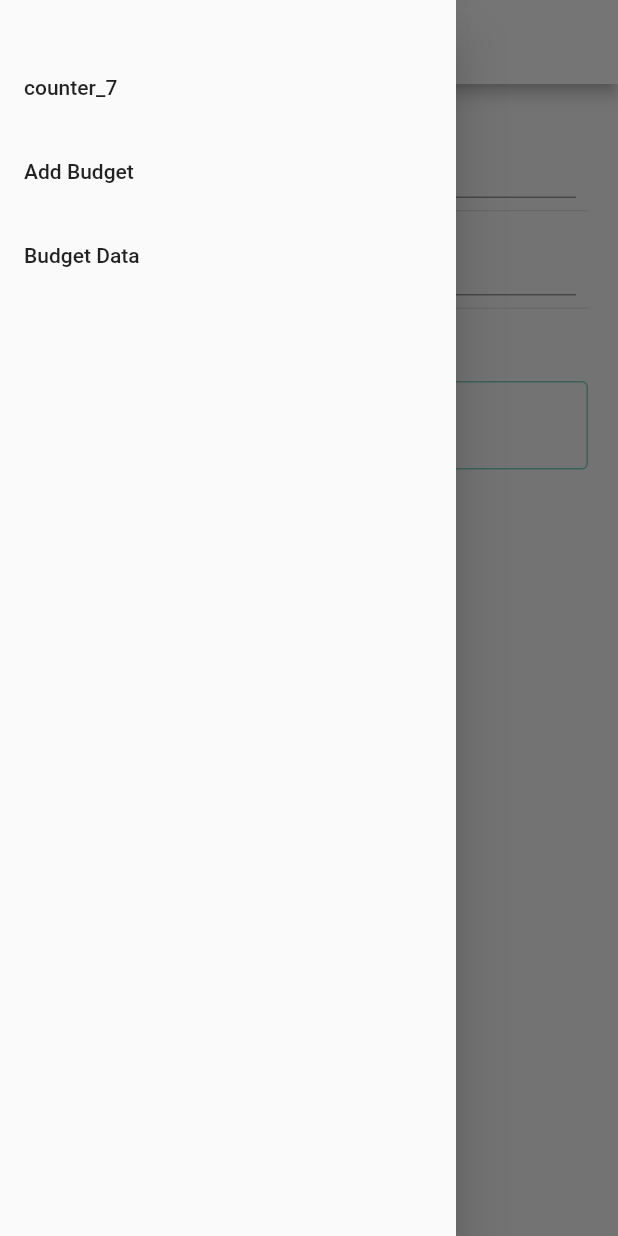
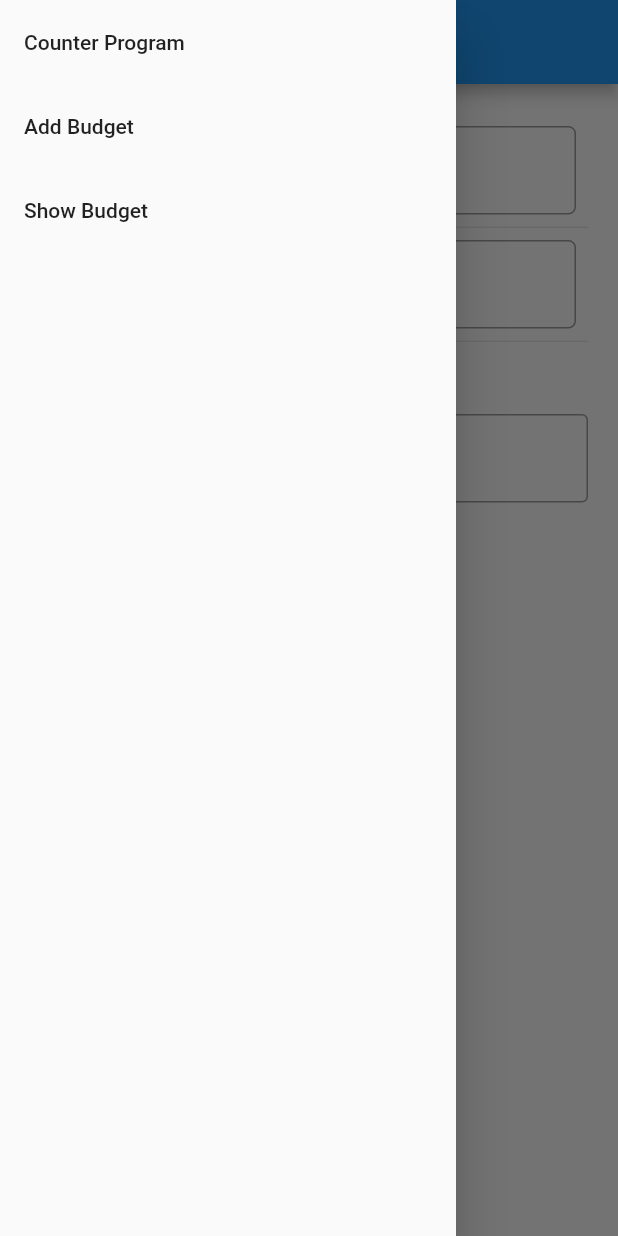
Before and after one commit to nicolasananda/pbp-flutter-lab, a Flutter app: the AddBudgetPage screen opened directly, with the side drawer open, on a phone screen of 412 x 824 dp. Run offline on Flutter 3.47's test engine with Material 2 defaults, Android fonts, the phone set to English and light mode, and no system bars; our stand-ins replace date_field; missing offline and left inert: dart:html.

Commit message:
Assignment 8

```diff
--- a/lib/add_budget.dart
+++ b/lib/Form.dart
@@ -4,9 +4,7 @@ import 'package:flutter/material.dart';
 import 'package:date_field/date_field.dart';
 import 'package:intl/intl.dart';
 import 'package:counter_7/drawer.dart';
-
-// import 'package:syncfusion_flutter_datepicker/datepicker.dart';
-
+import 'package:counter_7/showdata.dart';
 import 'main.dart';
 
 class AddBudgetPage extends StatefulWidget {
@@ -20,7 +18,7 @@ class AddBudgetPage extends StatefulWidget {
 class _AddBudgetPageState extends State<AddBudgetPage> {
   static final List<List<Object>> list = [];
   final _formKey = GlobalKey<FormState>();
-  String jenis = 'Income';
+  String type = 'Income';
   String title = '';
   int amount = 0;
   DateTime datetime = DateTime.now();
@@ -30,7 +28,7 @@ class _AddBudgetPageState extends State<AddBudgetPage> {
   TextEditingController dateInputController = TextEditingController();
 
 
-  List<String> listJenis = ['Income', 'Expenses'];
+  List<String> listType = ['Income', 'Expenses'];
   List<Object> listForm = [];
 
   List<List<Object>> _getList(){
@@ -44,10 +42,9 @@ class _AddBudgetPageState extends State<AddBudgetPage> {
     return Scaffold(
       appBar: AppBar(
         iconTheme: IconThemeData(color: Colors.black),
-        backgroundColor: Colors.white,
+        backgroundColor: Colors.blue,
         title: Text('Form', style: TextStyle(
-          fontWeight: FontWeight.w600,
-          fontSize: 22, color: Colors.black54,
+          fontSize: 20, color: Colors.white,
         ),),
       ),
       // Adding drawer menu
@@ -63,9 +60,8 @@ class _AddBudgetPageState extends State<AddBudgetPage> {
                 padding: const EdgeInsets.all(8.0),
                 child: TextFormField(
                   decoration: InputDecoration(
-                    focusedBorder: OutlineInputBorder(
-                      borderSide: const BorderSide(color: Color.fromRGBO(128,212,196,1),),
-
+                    border: OutlineInputBorder(
+                      borderRadius: BorderRadius.circular(5),
                     ),
                     hintText: "Title",
                   ),
@@ -98,10 +94,9 @@ class _AddBudgetPageState extends State<AddBudgetPage> {
                   padding: const EdgeInsets.all(8.0),
                   child: TextFormField(
                     decoration: InputDecoration(
-                      focusedBorder: OutlineInputBorder(
-                        borderSide: const BorderSide(color: Color.fromRGBO(128,212,196,1),),
-
-                      ),
+                      border: OutlineInputBorder(
+                      borderRadius: BorderRadius.circular(5),
+                    ),
                       hintText: "Amount",
                     ),
                     onChanged: (String? value) {
@@ -131,29 +126,21 @@ class _AddBudgetPageState extends State<AddBudgetPage> {
                   height: 1,
                 ),
                 DropdownButton<String>(
-                    value: jenis,
+                    value: type,
                     icon: const Icon(Icons.keyboard_arrow_down),
-                    elevation: 16,
-                    hint: Text(
-                      "Choose Type",
-                      style: TextStyle(
-                      color: Colors.black,
-                      fontSize: 14,
-                      fontWeight: FontWeight.w500),
-                    ),
+                    elevation: 13,
                     underline: Container(
                       height: 2,
-                      color: Colors.white,
+                      color: Colors.brown,
                     ),
-                    items: listJenis.map<DropdownMenuItem<String>>((String value) {
+                    items: listType.map<DropdownMenuItem<String>>((String value) {
                       return DropdownMenuItem<String>(
                         value: value,
                         child: Text(value),
                       );
                     }).toList(), onChanged: (String? value) {
-                  // This is called when the user selects an item.
                   setState(() {
-                    jenis = value!;
+                    type = value!;
                   });
                 },
                 ),
@@ -161,28 +148,13 @@ class _AddBudgetPageState extends State<AddBudgetPage> {
                   decoration: const InputDecoration(
                     hintText: 'Date',
                     border: OutlineInputBorder(
-                        borderSide: BorderSide(color: Color.fromRGBO(128,212,196,1), width: 1)),
-                    focusedBorder: OutlineInputBorder(
-                        borderSide: BorderSide(color: Color.fromRGBO(128,212,196,1), width: 1)),
-                    enabledBorder: OutlineInputBorder(
-                        borderSide: BorderSide(color: Color.fromRGBO(128,212,196,1), width: 1)),
+                        borderSide: BorderSide(color: Color.fromARGB(255, 0, 0, 0), width: 1)),
                   ),
                   controller: dateInputController,
                   readOnly: true,
                   onTap: () async {
                     DateTime? pickedDate = await showDatePicker(
-                        builder: (context, child) {
-                        return Theme(
-                          data: Theme.of(context).copyWith(
-                            colorScheme: ColorScheme.light(
-                              primary: Color.fromRGBO(128,212,196,1), // header background color
-                              onPrimary: Colors.white, // header text color
-                              onSurface: Color.fromRGBO(128,212,196,1), // body text color
-                            ),
-                          ),
-                          child: child!,
-                        );
-                      },
+
                         context: context,
                         initialDate: DateTime.now(),
                         firstDate: DateTime(1950),
@@ -199,16 +171,16 @@ class _AddBudgetPageState extends State<AddBudgetPage> {
                 TextButton(
                   child: const Text(
                     "Save",
-                    style: TextStyle(color: Colors.white),
+                    style: TextStyle(fontSize: 16,color: Colors.white),
                   ),
                   style: ButtonStyle(
-                    backgroundColor: MaterialStateProperty.all(Color.fromRGBO(128,212,196,1)),
+                    backgroundColor: MaterialStateProperty.all(Color.fromARGB(255, 2, 114, 93)),
                   ),
                   onPressed: () {
                     if (_formKey.currentState!.validate()) {
                       listForm.add(title);
                       listForm.add(amount);
-                      listForm.add(jenis);
+                      listForm.add(type);
 
                       listForm.add(dateInputController.text);
                       list.add(listForm);
@@ -233,48 +205,3 @@ class _AddBudgetPageState extends State<AddBudgetPage> {
 
   }
 }
-
-class BudgetDataPage extends StatelessWidget {
-  final list;
-  BudgetDataPage({super.key, @required this.list});
-
-  @override
-  Widget build(BuildContext context){
-    return Scaffold(
-      appBar: AppBar(
-        iconTheme: IconThemeData(color: Colors.black),
-        backgroundColor: Colors.white,
-        title: Text('Budget Data', style: TextStyle(
-          fontWeight: FontWeight.w600,
-          fontSize: 22, color: Colors.black54,
-        ),),
-      ),
-      // Adding drawer menu
-      drawer: DrawerClass('Budget Data'),
-
-      body: SafeArea(
-        child: ListView.builder(
-        itemCount: list.length,
-        itemBuilder: (context, index) => Card(
-          shape: RoundedRectangleBorder(
-            side: BorderSide(
-              color: Color.fromRGBO(128,212,196,1)
-            )
-          ),
-          elevation: 6,
-          margin: const EdgeInsets.all(10),
-          child:  ListTile(
-            title: Text(list[index][0]),
-            subtitle: Text(list[index][1].toString() + "\$ , " + list[index][3]),
-            trailing: Text(list[index][2]),
-          ),
-        )
-
-
-      ),
-      )
-    );
-  }
-
-
-}
--- a/lib/drawer.dart
+++ b/lib/drawer.dart
@@ -1,9 +1,9 @@
 import 'dart:html';
-
-import 'package:counter_7/add_budget.dart';
+import 'package:counter_7/showdata.dart';
 import 'package:flutter/cupertino.dart';
 import 'package:flutter/material.dart';
 import 'main.dart';
+import 'package:counter_7/Form.dart';
 
 class DrawerClass extends StatelessWidget{
   DrawerClass(this.currentPage);
@@ -15,14 +15,11 @@ class DrawerClass extends StatelessWidget{
     return Drawer(
       child: Column(
           children: [
-            SizedBox(height: 30.0,),
+
             // Adding clickable menu
             ListTile(
-              title: const Text('counter_7'),
+              title: const Text('Counter Program'),
               onTap: () {
-                Navigator.of(context).pop();
-                if(this.currentPage == 'counter_7') return;
-
                 Navigator.pushReplacement(
                   context,
                   MaterialPageRoute(builder: (context) => const MyHomePage()),
@@ -33,9 +30,6 @@ class DrawerClass extends StatelessWidget{
               title: const Text('Add Budget'),
               onTap: () {
                 // Routing the menu to the form page
-                Navigator.of(context).pop();
-                if(this.currentPage == 'Add Budget Info') return;
-
                 Navigator.pushReplacement(
                   context,
                   MaterialPageRoute(builder: (context) =>  AddBudgetPage()),
@@ -43,12 +37,9 @@ class DrawerClass extends StatelessWidget{
               },
             ),
             ListTile(
-              title: const Text('Budget Data'),
+              title: const Text('Show Budget'),
               onTap: () {
                 // Routing the menu to the form page
-                Navigator.of(context).pop();
-                if(this.currentPage == 'Budget Data') return;
-
                 Navigator.pushReplacement(
                   context,
                   MaterialPageRoute(builder: (context) =>  BudgetDataPage(list: AddBudgetPage.listData)),
--- a/lib/main.dart
+++ b/lib/main.dart
@@ -1,4 +1,4 @@
-import 'package:counter_7/add_budget.dart';
+import 'package:counter_7/showdata.dart';
 import 'package:flutter/material.dart';
 import 'package:counter_7/drawer.dart';
 void main() {
```
Also changed, not shown: lib/showdata.dart (added, +54 -0 lines), 1 other file.
